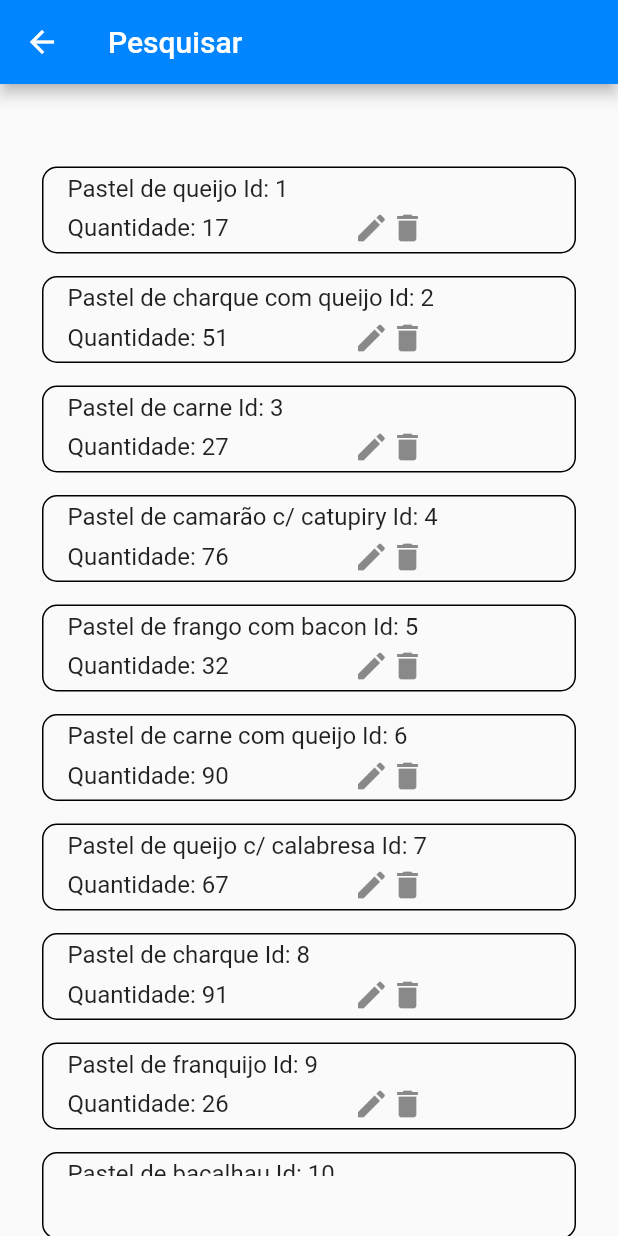
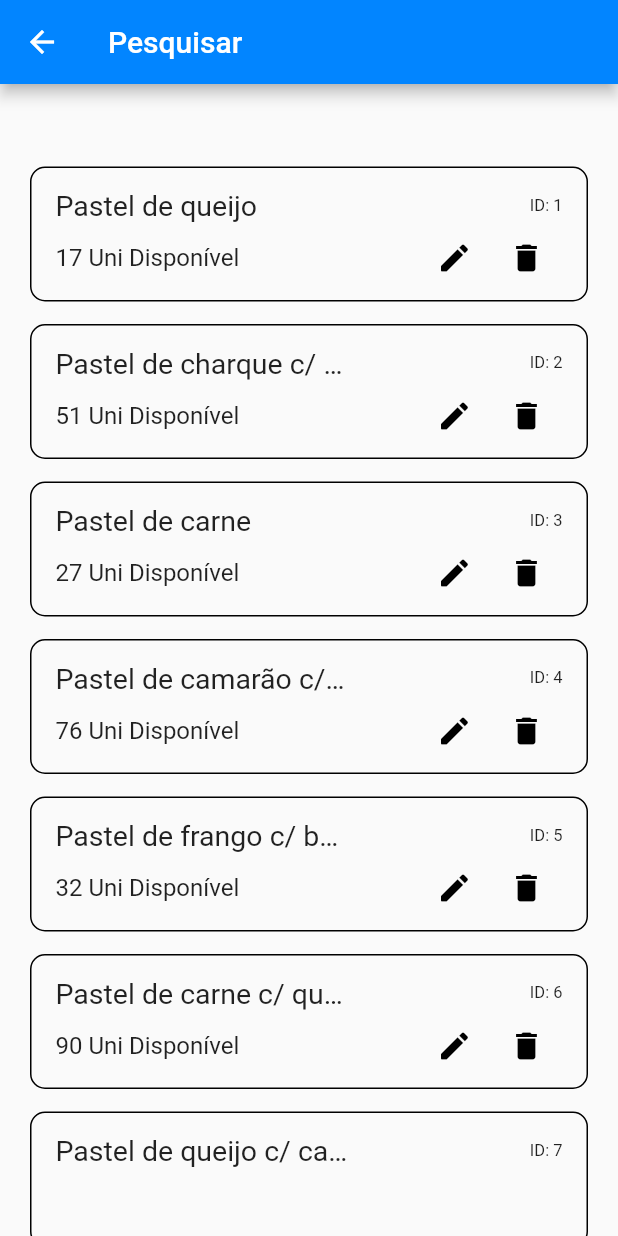
Before and after one commit to JOA0Vitor/App_pastel, a Flutter app: the Pesquisar screen opened directly, on a phone screen of 412 x 824 dp. Run offline on Flutter 3.47's test engine with Material 2 defaults, Android fonts, the phone set to English and light mode, and no system bars; our stand-ins replace flutter_spinbox, google_fonts; network calls fail.

Commit message:
icon list search

```diff
--- a/lib/pages/pesquisar.dart
+++ b/lib/pages/pesquisar.dart
@@ -1,5 +1,7 @@
 import 'package:flutter/material.dart';
 import 'package:trilhaapp/pages/adicionarItem.dart';
+//lib search https://pub.dev/packages/flutter_typeahead
+//https://ctupa7.medium.com/flutter-search-using-bloc-and-firestore-32aef4b9512c
 
 class Pesquisar extends StatefulWidget {
   const Pesquisar({super.key});
@@ -16,7 +18,7 @@ final List<Item> itens = [
   ),
   Item(
     id: 2,
-    nome: 'Pastel de charque com queijo',
+    nome: 'Pastel de charque c/ queijo',
     quantidade: 51, /* disponivel: true */
   ),
   Item(
@@ -31,12 +33,12 @@ final List<Item> itens = [
   ),
   Item(
     id: 5,
-    nome: 'Pastel de frango com bacon',
+    nome: 'Pastel de frango c/ bacon',
     quantidade: 32, /* disponivel: true */
   ),
   Item(
     id: 6,
-    nome: 'Pastel de carne com queijo',
+    nome: 'Pastel de carne c/ queijo',
     quantidade: 90, /* disponivel: true */
   ),
   Item(
@@ -86,17 +88,7 @@ class _PesquisarState extends State<Pesquisar> {
               backgroundColor: const Color.fromARGB(255, 2, 133, 255),
             ),
             body: Padding(
-              padding: const EdgeInsets.symmetric(vertical: 40, horizontal: 28),
-              // child: ListView.builder(
-              //     itemCount: itens.length,
-              //     itemExtent: 30,
-              //     itemBuilder: (context, index) {
-              //       // ignore: non_constant_identifier_names
-              //       final Item = itens[index];
-              //       return Text(
-              //           "Id ${Item.id}, nome: ${Item.nome},  quantidade ${Item.quantidade}");
-              //     }),
-
+              padding: const EdgeInsets.symmetric(vertical: 40, horizontal: 20),
               child: ListView.builder(
                   itemCount: itens.length,
                   itemBuilder: (context, index) {
@@ -108,37 +100,72 @@ class _PesquisarState extends State<Pesquisar> {
                           borderRadius: BorderRadius.circular(10),
                           side: const BorderSide(color: Colors.black, width: 1),
                         ),
-                        title: Column(
+                        title: Container(
+                          padding: const EdgeInsets.only(top: 10),
+                          height: 80, //talvez mude o tamanho
+                          child: Column(
                             children: [
                               Row(
+                                mainAxisAlignment:
+                                    MainAxisAlignment.spaceBetween,
                                 children: [
-                                Text(
+                                  // ignore: sized_box_for_whitespace
+                                  Container(
+                                    width: 196,
+                                    child: Text(
                                       item.nome,
+                                      style: const TextStyle(fontSize: 19),
+                                      maxLines: 1,
+                                      overflow: TextOverflow.ellipsis,
+                                      textAlign: TextAlign.left,
+                                    ),
                                   ),
                                   Text(
-                                  ' Id: ${item.id}',
+                                    'ID: ${item.id} ',
+                                    textAlign: TextAlign.end,
+                                    style: const TextStyle(fontSize: 11),
                                   ),
                                 ],
                               ),
-                            const SizedBox(
-                              height: 5,
-                            ),
+                              // const SizedBox(
+                              //   height: 0,
+                              // ),
                               Row(
                                 children: [
-                                Text(
-                                  'Quantidade: ${item.quantidade}                     ',
+                                  Expanded(
+                                      child: Text(
+                                          '${item.quantidade} Uni Disponível')),
+                                  Row(
+                                    children: [
+                                      IconButton(
+                                        // splashColor: Colors
+                                        //     .transparent, //talvez eu tire o zoom
+                                        onPressed: () {
+                                          print('Clicou no ícone de editar');
+                                        },
+                                        icon: const Icon(
+                                          Icons.create_rounded,
+                                          color: Colors.black,
+                                          size: 24,
                                         ),
-                                StreamBuilder<Object>(
-                                    stream: null,
-                                    builder: (context, snapshot) {
-                                      return const Icon(
-                                        Icons.create_rounded,
-                                      );
-                                    }),
-                                const Icon(Icons.delete)
+                                      ),
+                                    ],
+                                  ),
+                                  IconButton(
+                                    // splashColor: Colors.transparent,
+                                    onPressed: () {
+                                      print('Clicou no ícone de remover');
+                                    },
+                                    icon: const Icon(
+                                      Icons.delete,
+                                      color: Colors.black,
+                                      size: 24,
+                                    ),
+                                  ),
                                 ],
                               ),
                             ],
+                          ),
                         ),
                       ),
                     );
```
Lines whose indentation alone changed are shown as unchanged.
